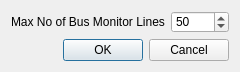
Before: the Qt Designer form ui/settings.ui in KunYi/pymodslave, drawn with Qt 5.
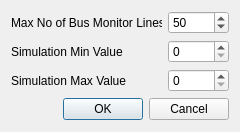
After: the same form once the commit is applied. Icons and pictures are not drawn.

Commit message: Add min-max values for sim. Change logging handler (Rotating File Handler)

Patch:
```diff
--- a/ui/settings.ui
+++ b/ui/settings.ui
@@ -7,7 +7,7 @@
     <x>0</x>
     <y>0</y>
     <width>240</width>
-    <height>72</height>
+    <height>132</height>
    </rect>
   </property>
   <property name="sizePolicy">
@@ -19,13 +19,13 @@
   <property name="minimumSize">
    <size>
     <width>240</width>
-    <height>72</height>
+    <height>132</height>
    </size>
   </property>
   <property name="maximumSize">
    <size>
     <width>240</width>
-    <height>96</height>
+    <height>192</height>
    </size>
   </property>
   <property name="windowTitle">
@@ -38,6 +38,13 @@
   <layout class="QVBoxLayout" name="verticalLayout">
    <item>
     <layout class="QGridLayout" name="gridLayout">
+     <item row="0" column="1">
+      <widget class="QLabel" name="lblMaxNoOfBusMonitorLines">
+       <property name="text">
+        <string>Max No of Bus Monitor Lines</string>
+       </property>
+      </widget>
+     </item>
      <item row="0" column="2">
       <widget class="QSpinBox" name="sbMaxNoOfBusMonitorLines">
        <property name="maximum">
@@ -48,10 +55,31 @@
        </property>
       </widget>
      </item>
-     <item row="0" column="1">
-      <widget class="QLabel" name="lblMaxNoOfBusMonitorLines">
+     <item row="1" column="1">
+      <widget class="QLabel" name="lblSimMin">
        <property name="text">
-        <string>Max No of Bus Monitor Lines</string>
+        <string>Simulation Min Value</string>
+       </property>
+      </widget>
+     </item>
+     <item row="2" column="1">
+      <widget class="QLabel" name="lblSimmax">
+       <property name="text">
+        <string>Simulation Max Value</string>
+       </property>
+      </widget>
+     </item>
+     <item row="1" column="2">
+      <widget class="QSpinBox" name="sbSimMin">
+       <property name="maximum">
+        <number>65535</number>
+       </property>
+      </widget>
+     </item>
+     <item row="2" column="2">
+      <widget class="QSpinBox" name="sbSimMax">
+       <property name="maximum">
+        <number>65535</number>
        </property>
       </widget>
      </item>
```
The commit also changes 6 other files.
